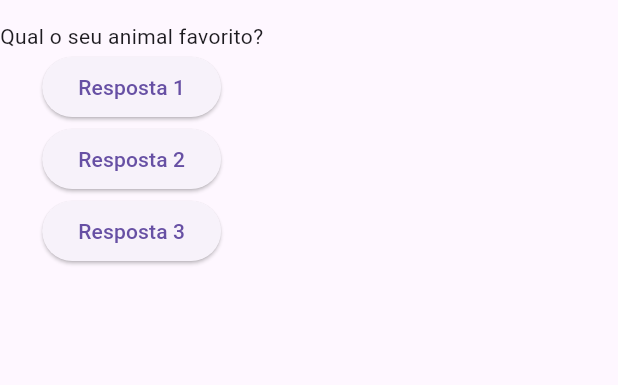
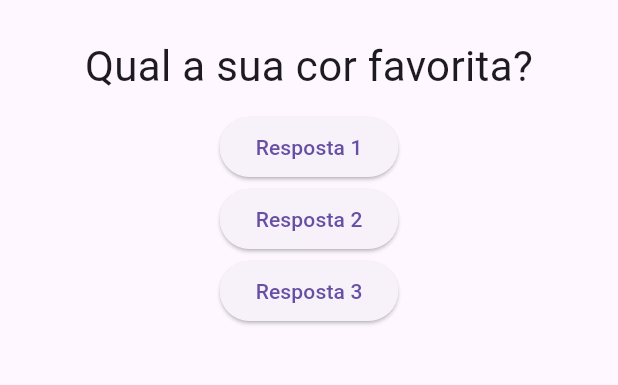
Before and after one commit to GuGaLiisboa/projeto_perguntas, a Flutter app: the screen it shows after launch, after a tap on "Resposta 1", on a phone screen of 412 x 824 dp, the part 63-448 px from its top. Run offline on Flutter 3.47's test engine with Material 3 defaults, Android fonts, the phone set to English and light mode, and no system bars.

Commit message:
Commit 2 - Commit da aula do dia 26.02

```diff
--- a/curso_flutter/projeto_perguntas/lib/main.dart
+++ b/curso_flutter/projeto_perguntas/lib/main.dart
@@ -1,10 +1,10 @@
 import 'package:flutter/material.dart';
+import 'package:projeto_perguntas/questao.dart';
+import 'package:projeto_perguntas/resposta.dart';
 
-void main(List<String> args) {
-  runApp(PerguntaApp());
-}
+void main() => runApp(const PerguntaApp());
 
-class _PerguntaAppState extends State<PerguntaApp> {
+class PerguntaAppState extends State<PerguntaApp> {
   var perguntaSelecionada = 0;
 
   void responder() {
@@ -16,7 +16,7 @@ class _PerguntaAppState extends State<PerguntaApp> {
 
   @override
   Widget build(BuildContext context) {
-    final List<String> perguntas = [
+    final perguntas = [
       'Qual a sua cor favorita?',
       'Qual o seu animal favorito?',
       'Qual time de futebol você torce?',
@@ -25,28 +25,15 @@ class _PerguntaAppState extends State<PerguntaApp> {
 
     return MaterialApp(
       home: Scaffold(
-        appBar: AppBar(title: const Text('Perguntas')),
+        appBar: AppBar(
+          title: const Text('Perguntas')
+          ),
         body: Column(
           children: [
-            Text(perguntas[perguntaSelecionada]),
-            ElevatedButton(
-              child: const Text('Resposta 1'),
-              onPressed: () {
-                responder();
-              },
-            ),
-            ElevatedButton(
-              child: const Text('Resposta 2'),
-              onPressed: () {
-                responder();
-              },
-            ),
-            ElevatedButton(
-              child: const Text('Resposta 3'),
-              onPressed: () {
-                responder();
-              },
-            ),
+            Questao(perguntas[perguntaSelecionada]),
+            Resposta("Resposta 1"),
+            Resposta("Resposta 2"),
+            Resposta("Resposta 3"),
           ],
         ),
       ),
@@ -58,5 +45,7 @@ class PerguntaApp extends StatefulWidget {
   const PerguntaApp({super.key});
 
   @override
-  State<PerguntaApp> createState() => _PerguntaAppState();
+  PerguntaAppState createState() {
+    return PerguntaAppState();
+  }
 }
--- /dev/null
+++ b/curso_flutter/projeto_perguntas/lib/questao.dart
@@ -0,0 +1,20 @@
+import 'package:flutter/material.dart';
+
+class Questao extends StatelessWidget{
+  final String texto;
+
+  Questao (this.texto);
+
+  @override
+    Widget build(BuildContext context) {
+    return Container(
+      width: double.infinity,
+      margin: EdgeInsets.all(10),
+      child: Text(
+        texto,
+        style: TextStyle(fontSize: 28),
+        textAlign: TextAlign.center,
+      ),
+    );
+    }
+  }
--- /dev/null
+++ b/curso_flutter/projeto_perguntas/lib/resposta.dart
@@ -0,0 +1,17 @@
+import 'package:flutter/material.dart';
+
+class Resposta extends StatelessWidget {
+
+  final String texto;
+  const Resposta(this.texto);
+
+  @override
+  Widget build(BuildContext context){
+    return ElevatedButton(
+      child: Text(texto),
+      onPressed: () {
+
+      },
+    );
+  }
+}
```
